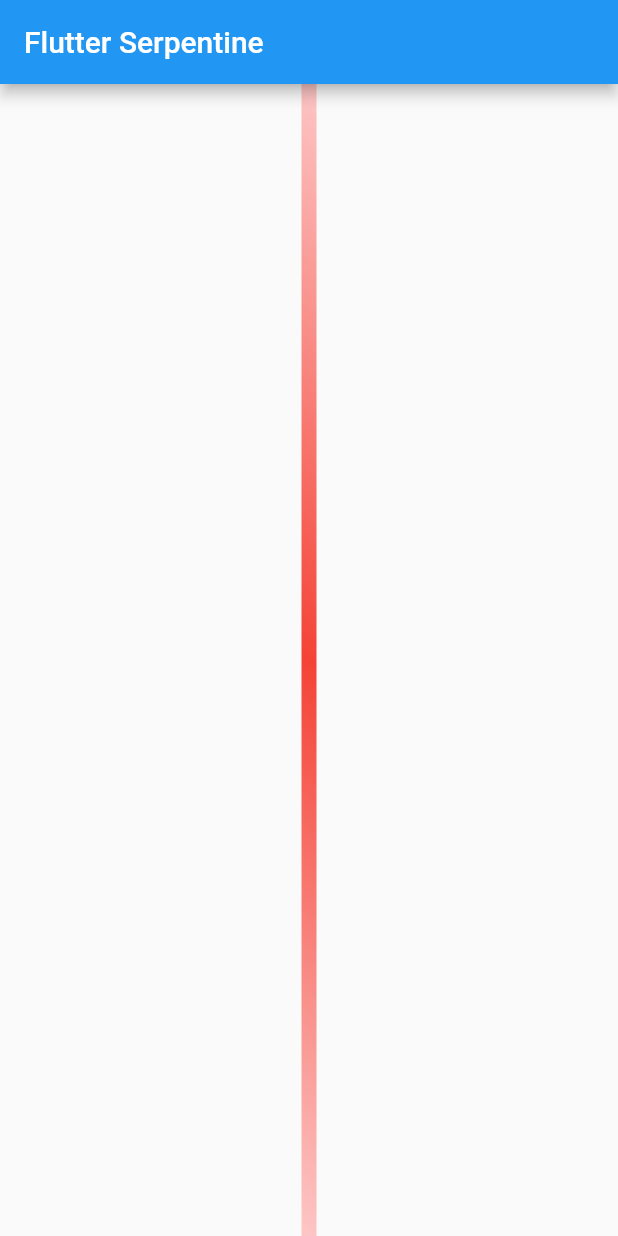
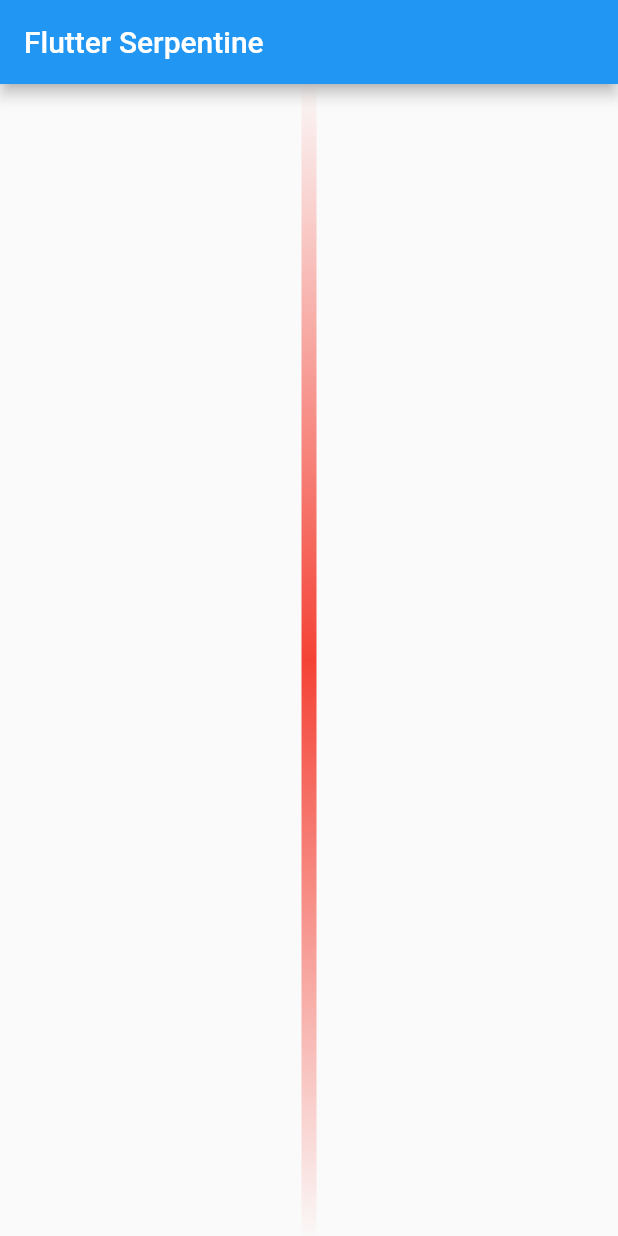
Before and after one commit to dariobrux/FlutterSerpentine, a Flutter app: the screen it shows after launch, on a phone screen of 412 x 824 dp. Run offline on Flutter 3.47's test engine with Material 2 defaults, Android fonts, the phone set to English and light mode, and no system bars.

Commit message:
Fix serpentine gradient

```diff
--- a/flutter_serpentine/lib/main.dart
+++ b/flutter_serpentine/lib/main.dart
@@ -71,9 +71,9 @@ class _MyHomePageState extends State<MyHomePage> {
             50,
             10,
             [
-              Colors.red.shade50,
+              Colors.red.withOpacity(0.01),
               Colors.red,
-              Colors.red.shade50,
+              Colors.red.withOpacity(0.01),
             ],
           ),
         ),
--- a/flutter_serpentine/lib/serpentine.dart
+++ b/flutter_serpentine/lib/serpentine.dart
@@ -37,22 +37,20 @@ class SerpentinePainter extends CustomPainter {
 
     paint.style = PaintingStyle.stroke;
     paint.strokeWidth = this.strokeWidth;
-    paint.shader = LinearGradient(
-      begin: Alignment.topRight,
-      end: Alignment.bottomLeft,
-      colors: this.colors,
-    ).createShader(rect);
 
     var arcRadius = this.arcRadius;
 
     switch (direction) {
       case Direction.verticalLeft:
+        paint.shader = _getVerticalLeftShader(rect);
         path = _getVerticalLeftPath(size, arcRadius);
         break;
       case Direction.verticalRight:
+        paint.shader = _getVerticalRightShader(rect);
         path = _getVerticalRightPath(size, arcRadius);
         break;
       case Direction.vertical:
+        paint.shader = _getVerticalShader(rect);
         path = _getVerticalPath(size);
         break;
     }
@@ -60,6 +58,30 @@ class SerpentinePainter extends CustomPainter {
     if (direction == Direction.verticalLeft) {}
 
     canvas.drawPath(path, paint);
+  }
+
+  Shader _getVerticalLeftShader(Rect rect){
+    return LinearGradient(
+      begin: Alignment.topRight,
+      end: Alignment.bottomLeft,
+      colors: this.colors,
+    ).createShader(rect);
+  }
+
+  Shader _getVerticalRightShader(Rect rect){
+    return LinearGradient(
+      begin: Alignment.topLeft,
+      end: Alignment.bottomRight,
+      colors: this.colors,
+    ).createShader(rect);
+  }
+
+  Shader _getVerticalShader(Rect rect){
+    return LinearGradient(
+      begin: Alignment.topCenter,
+      end: Alignment.bottomCenter,
+      colors: this.colors,
+    ).createShader(rect);
   }
 
   Path _getVerticalLeftPath(ui.Size size, double arcRadius) {
```
